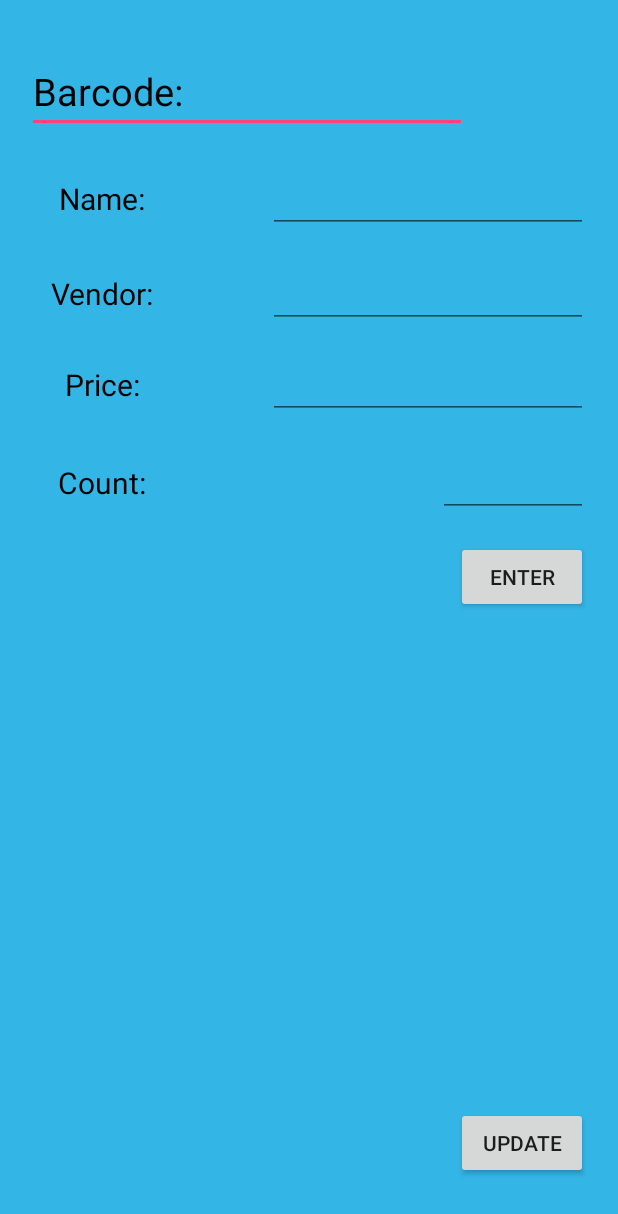
After one commit to mylesandre1124/InventoryAndroidApp, an Android app: the MainActivity screen opened directly, with no data from a screen before it, on a phone screen of 412 x 824 dp. The commit adds this screen. Shown: the top 1214 px of the screen. Run offline under Robolectric (Android 15) with nearby library versions, the phone set to English and light mode, and no system bars.

Commit message:
ui changes

```diff
--- a/app/build.gradle
+++ b/app/build.gradle
@@ -30,5 +30,6 @@ dependencies {
     compile 'com.google.code.gson:gson:2.7'
     compile 'com.squareup.retrofit2:retrofit:2.1.0'
     compile 'com.squareup.retrofit2:converter-gson:2.1.0'
+    compile 'com.android.support.constraint:constraint-layout:+'
     testCompile 'junit:junit:4.12'
 }
--- a/app/src/main/java/com/mylesandre1124/inventoryandroid/exceptions/ItemAlreadyScannedExceptionHandler.java
+++ b/app/src/main/java/com/mylesandre1124/inventoryandroid/exceptions/ItemAlreadyScannedExceptionHandler.java
@@ -2,9 +2,6 @@ package com.mylesandre1124.inventoryandroid.exceptions;
 
 import android.app.AlertDialog;
 import android.content.Context;
-import android.content.DialogInterface;
-import android.widget.Toast;
-import com.mylesandre1124.inventoryandroid.MainInventory;
 import okhttp3.Headers;
 import retrofit2.Response;
 
--- /dev/null
+++ b/app/src/main/res/layout/activity_main.xml
@@ -0,0 +1,112 @@
+<?xml version="1.0" encoding="utf-8"?>
+<android.support.design.widget.CoordinatorLayout
+        xmlns:android="http://schemas.android.com/apk/res/android"
+        xmlns:app="http://schemas.android.com/apk/res-auto"
+        xmlns:tools="http://schemas.android.com/tools"
+        android:layout_width="match_parent"
+        android:layout_height="match_parent"
+        tools:context="com.mylesandre1124.inventoryandroid.MainActivity">
+
+    <RelativeLayout
+            android:layout_width="match_parent"
+            android:layout_height="match_parent" android:background="@android:color/holo_blue_light">
+
+        <TextView
+                android:text="Price:"
+                android:layout_width="100dp"
+                android:layout_height="25dp"
+                android:id="@+id/textView6"
+                android:textSize="20dp"
+                android:foregroundGravity="center" android:gravity="center"
+                android:layout_alignLeft="@+id/textView" android:layout_alignStart="@+id/textView"
+                android:layout_alignBottom="@+id/inventoryPrice" android:layout_alignTop="@+id/inventoryPrice"
+                android:textColor="@android:color/black"/>
+        <TextView
+                android:text="Name:"
+                android:layout_width="100dp"
+                android:layout_height="25dp"
+                android:id="@+id/textView3"
+                android:layout_alignBottom="@+id/inventoryName" android:layout_alignLeft="@+id/barcode"
+                android:layout_alignStart="@+id/barcode" android:textSize="20dp"
+                android:layout_alignTop="@+id/inventoryName" android:foregroundGravity="center" android:gravity="center"
+                android:textColor="@android:color/black"/>
+        <EditText
+                android:layout_width="wrap_content"
+                android:layout_height="wrap_content"
+                android:inputType="number"
+                android:ems="10"
+                android:layout_marginLeft="18dp"
+                android:layout_marginStart="18dp" android:layout_marginTop="33dp" android:id="@+id/barcode"
+                android:hint="Barcode:"
+                android:textColor="@android:color/black"
+                android:textColorHint="@android:color/black" android:layout_alignParentTop="true"
+                android:layout_alignParentLeft="true" android:layout_alignParentStart="true" android:textSize="25dp"/>
+        <EditText
+                android:layout_width="wrap_content"
+                android:layout_height="wrap_content"
+                android:inputType="none"
+                android:ems="10"
+                android:layout_marginRight="20dp" android:layout_marginEnd="20dp"
+                android:layout_marginTop="21dp" android:id="@+id/inventoryName"
+                android:layout_below="@+id/barcode" android:layout_alignParentRight="true"
+                android:layout_alignParentEnd="true" android:editable="false"/>
+        <EditText
+                android:layout_width="wrap_content"
+                android:layout_height="wrap_content"
+                android:ems="10"
+                android:layout_marginTop="18dp" android:id="@+id/inventoryVendor"
+                android:editable="false" android:layout_below="@+id/inventoryName"
+                android:layout_alignLeft="@+id/inventoryName" android:layout_alignStart="@+id/inventoryName"
+                android:inputType="none"/>
+        <EditText
+                android:layout_width="100dp"
+                android:layout_height="wrap_content"
+                android:ems="10"
+                android:id="@+id/inventoryCount"
+                android:layout_marginTop="20dp"
+                android:layout_below="@+id/inventoryPrice" android:layout_alignRight="@+id/inventoryPrice"
+                android:layout_alignEnd="@+id/inventoryPrice" android:editable="false" android:inputType="none"/>
+        <TextView
+                android:text="Vendor:"
+                android:layout_width="100dp"
+                android:layout_height="25dp"
+                android:id="@+id/textView"
+                android:textSize="20dp"
+                android:foregroundGravity="center" android:gravity="center"
+                android:layout_alignLeft="@+id/textView3" android:layout_alignStart="@+id/textView3"
+                android:layout_above="@+id/inventoryPrice" android:layout_alignTop="@+id/inventoryVendor"
+                android:textColor="@android:color/black"/>
+        <TextView
+                android:text="Count:"
+                android:layout_width="100dp"
+                android:layout_height="25dp"
+                android:id="@+id/textView4"
+                android:textSize="20dp"
+                android:foregroundGravity="center" android:gravity="center"
+                android:layout_alignTop="@+id/inventoryCount" android:layout_alignLeft="@+id/textView6"
+                android:layout_alignStart="@+id/textView6" android:layout_alignBottom="@+id/inventoryCount"
+                android:textColor="@android:color/black"/>
+        <EditText
+                android:layout_width="wrap_content"
+                android:layout_height="wrap_content"
+                android:inputType="none"
+                android:ems="10"
+                android:id="@+id/inventoryPrice"
+                android:layout_marginTop="15dp"
+                android:editable="false" android:layout_below="@+id/inventoryVendor"
+                android:layout_alignLeft="@+id/inventoryVendor" android:layout_alignStart="@+id/inventoryVendor"/>
+        <Button
+                android:text="UPDATE"
+                android:layout_width="wrap_content"
+                android:layout_height="wrap_content" android:layout_alignParentBottom="true"
+                android:layout_alignRight="@+id/inventoryCount" android:layout_alignEnd="@+id/inventoryCount"
+                android:layout_marginBottom="38dp" android:id="@+id/update"/>
+        <Button
+                android:text="Enter"
+                android:layout_width="wrap_content"
+                android:layout_height="wrap_content"
+                android:layout_marginTop="16dp" android:layout_below="@+id/inventoryCount"
+                android:layout_alignRight="@+id/inventoryCount" android:layout_alignEnd="@+id/inventoryCount"
+                android:id="@+id/button112545" android:onClick="addInventory"/>
+    </RelativeLayout>
+</android.support.design.widget.CoordinatorLayout>
--- a/app/src/main/res/values/colors.xml
+++ b/app/src/main/res/values/colors.xml
@@ -1,6 +1,6 @@
 <?xml version="1.0" encoding="utf-8"?>
 <resources>
     <color name="colorPrimary">#3F51B5</color>
-    <color name="colorPrimaryDark">#303F9F</color>
+    <color name="colorPrimaryDark">#727dc5</color>
     <color name="colorAccent">#FF4081</color>
 </resources>
--- a/app/src/main/res/values/dimens.xml
+++ b/app/src/main/res/values/dimens.xml
@@ -2,4 +2,5 @@
     <!-- Default screen margins, per the Android Design guidelines. -->
     <dimen name="activity_horizontal_margin">16dp</dimen>
     <dimen name="activity_vertical_margin">16dp</dimen>
+    <dimen name="fab_margin">16dp</dimen>
 </resources>
--- a/app/src/main/res/values/styles.xml
+++ b/app/src/main/res/values/styles.xml
@@ -7,5 +7,11 @@
         <item name="colorPrimaryDark">@color/colorPrimaryDark</item>
         <item name="colorAccent">@color/colorAccent</item>
     </style>
+    <style name="AppTheme.NoActionBar">
+        <item name="windowActionBar">false</item>
+        <item name="windowNoTitle">true</item>
+    </style>
+    <style name="AppTheme.AppBarOverlay" parent="ThemeOverlay.AppCompat.Dark.ActionBar"/>
+    <style name="AppTheme.PopupOverlay" parent="ThemeOverlay.AppCompat.Light"/>
 
 </resources>
```
Also changed, not shown: app/src/main/AndroidManifest.xml (+13 -4 lines), app/src/main/java/com/mylesandre1124/inventoryandroid/LoginInventory.java (renamed from app/src/main/java/com/mylesandre1124/inventoryandroid/MainInventory.java, +19 -36 lines), app/src/main/java/com/mylesandre1124/inventoryandroid/MainActivity.java (added, +108 -0 lines), app/src/main/java/com/mylesandre1124/inventoryandroid/client/InventoryClient.java (+5 -9 lines), app/src/main/java/com/mylesandre1124/inventoryandroid/database/AccessDatabase.java (+7 -25 lines), app/src/main/res/layout/activity_login_inventory.xml (renamed from app/src/main/res/layout/activity_main_inventory.xml, +1 -13 lines), app/src/main/res/layout/content_main.xml (added, +12 -0 lines), app/src/main/res/values/strings.xml (+13 -0 lines).
